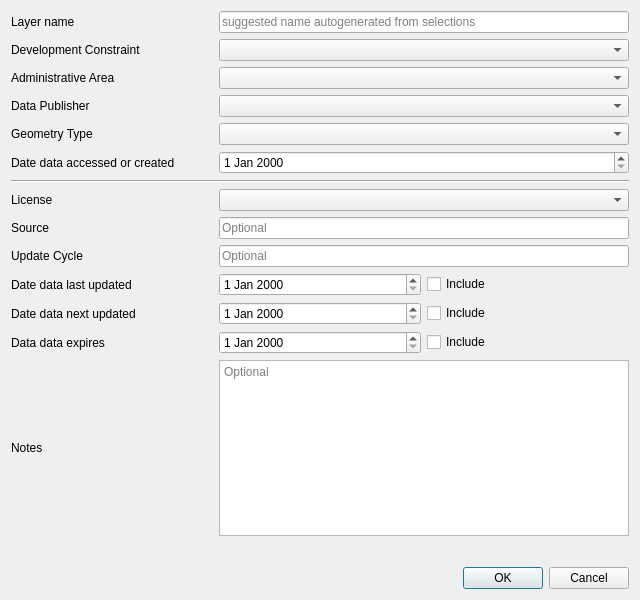
The window that src/gui/qt5/dlgs/qt_designer/qt_files/add_constraint.ui (GeographyJames/constraints_db) describes before a commit, drawn with Qt 5.
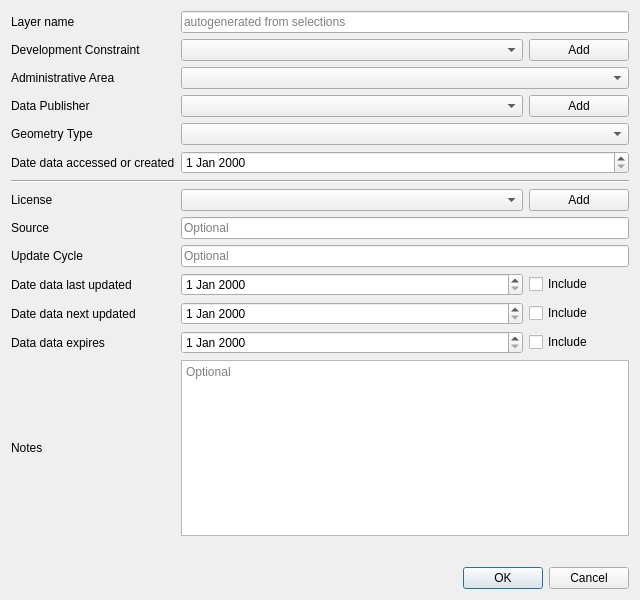
The same window after the commit.

What changed in the file:
```diff
--- a/src/gui/qt5/dlgs/qt_designer/qt_files/add_constraint.ui
+++ b/src/gui/qt5/dlgs/qt_designer/qt_files/add_constraint.ui
@@ -14,16 +14,6 @@
    <string>Add Constraint</string>
   </property>
   <layout class="QGridLayout" name="gridLayout">
-   <item row="4" column="1" colspan="2">
-    <widget class="QComboBox" name="DataPublisherCB"/>
-   </item>
-   <item row="8" column="1" colspan="2">
-    <widget class="QComboBox" name="LicenseCB">
-     <property name="placeholderText">
-      <string>Optional</string>
-     </property>
-    </widget>
-   </item>
    <item row="6" column="1" colspan="2">
     <widget class="QDateEdit" name="AccessedCreatedDE"/>
    </item>
@@ -40,6 +30,19 @@
    <item row="12" column="1">
     <widget class="QDateEdit" name="NextUpdateDE"/>
    </item>
+   <item row="0" column="1" colspan="2">
+    <widget class="QLineEdit" name="LayerNameLE">
+     <property name="toolTip">
+      <string/>
+     </property>
+     <property name="readOnly">
+      <bool>true</bool>
+     </property>
+     <property name="placeholderText">
+      <string>autogenerated from selections</string>
+     </property>
+    </widget>
+   </item>
    <item row="11" column="1">
     <widget class="QDateEdit" name="LastUpdatedDE"/>
    </item>
@@ -94,9 +97,6 @@
      </property>
     </widget>
    </item>
-   <item row="2" column="1" colspan="2">
-    <widget class="QComboBox" name="DevelopmentConstraintCB"/>
-   </item>
    <item row="9" column="0">
     <widget class="QLabel" name="label_6">
      <property name="text">
@@ -161,6 +161,12 @@
    </item>
    <item row="14" column="1" colspan="2">
     <widget class="QTextEdit" name="NotesTE">
+     <property name="sizePolicy">
+      <sizepolicy hsizetype="Expanding" vsizetype="Expanding">
+       <horstretch>1</horstretch>
+       <verstretch>0</verstretch>
+      </sizepolicy>
+     </property>
      <property name="placeholderText">
       <string>Optional</string>
      </property>
@@ -182,6 +188,12 @@
    </item>
    <item row="11" column="2">
     <widget class="QCheckBox" name="LastUpdatedCB">
+     <property name="maximumSize">
+      <size>
+       <width>100</width>
+       <height>16777215</height>
+      </size>
+     </property>
      <property name="text">
       <string>Include</string>
      </property>
@@ -208,16 +220,37 @@
      </property>
     </widget>
    </item>
-   <item row="0" column="1" colspan="2">
-    <widget class="QLineEdit" name="LayerNameLE">
-     <property name="toolTip">
-      <string>Convention is to begin name with administrative area abbreviation.</string>
+   <item row="4" column="1">
+    <widget class="QComboBox" name="DataPublisherCB"/>
+   </item>
+   <item row="2" column="1">
+    <widget class="QComboBox" name="DevelopmentConstraintCB"/>
+   </item>
+   <item row="2" column="2">
+    <widget class="QPushButton" name="AddDevelopmentConstraintPB">
+     <property name="text">
+      <string>Add</string>
      </property>
-     <property name="readOnly">
-      <bool>false</bool>
+    </widget>
+   </item>
+   <item row="4" column="2">
+    <widget class="QPushButton" name="AddPublisherPB">
+     <property name="text">
+      <string>Add</string>
      </property>
+    </widget>
+   </item>
+   <item row="8" column="1">
+    <widget class="QComboBox" name="LicenseCB">
      <property name="placeholderText">
-      <string>suggested name autogenerated from selections</string>
+      <string>Optional</string>
+     </property>
+    </widget>
+   </item>
+   <item row="8" column="2">
+    <widget class="QPushButton" name="AddLicensePB">
+     <property name="text">
+      <string>Add</string>
      </property>
     </widget>
    </item>
```
